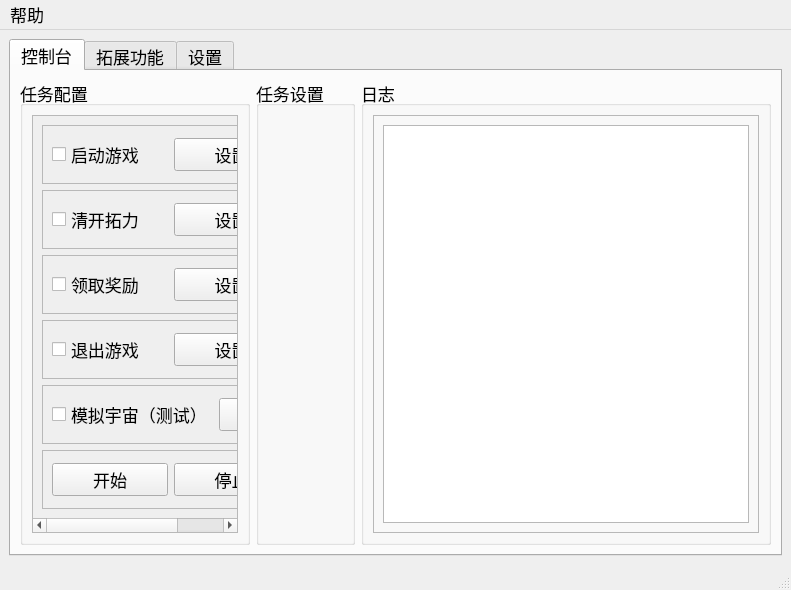
This is res/ui/main.ui in Shasnow/StarRailAssistant as Qt 5 draws it before an edit. The edited form follows.
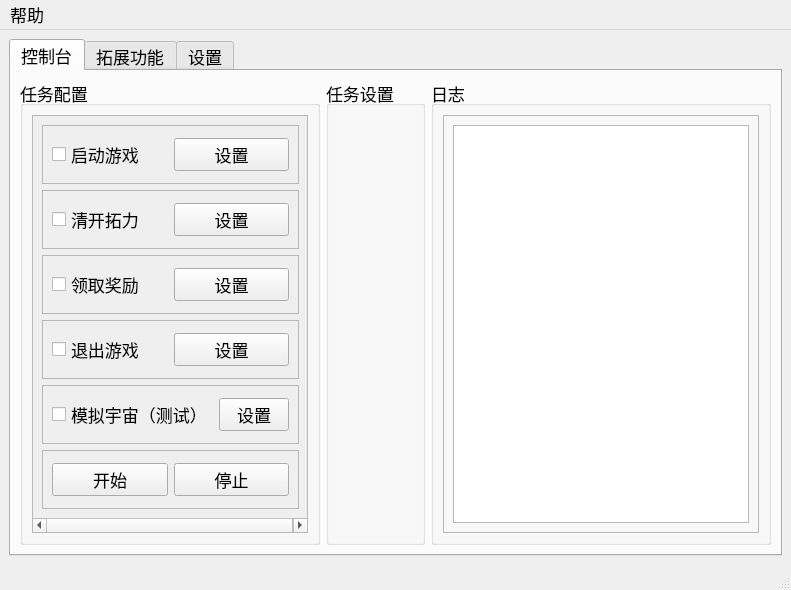
This is the edited form.

Commit message: fix(GUI):修复左侧任务配置UI宽度过小问题

```diff
--- a/res/ui/main.ui
+++ b/res/ui/main.ui
@@ -40,13 +40,13 @@
           </property>
           <property name="minimumSize">
            <size>
-            <width>230</width>
+            <width>300</width>
             <height>0</height>
            </size>
           </property>
           <property name="maximumSize">
            <size>
-            <width>230</width>
+            <width>300</width>
             <height>16777215</height>
            </size>
           </property>
@@ -58,7 +58,7 @@
             <widget class="QScrollArea" name="scrollArea">
              <property name="maximumSize">
               <size>
-               <width>228</width>
+               <width>300</width>
                <height>16777215</height>
               </size>
              </property>
@@ -70,8 +70,8 @@
                <rect>
                 <x>0</x>
                 <y>0</y>
-                <width>276</width>
-                <height>406</height>
+                <width>278</width>
+                <height>418</height>
                </rect>
               </property>
               <layout class="QVBoxLayout" name="verticalLayout_6">
```
Left out of the diff: 4 changed lines with no effect on the pictures.
